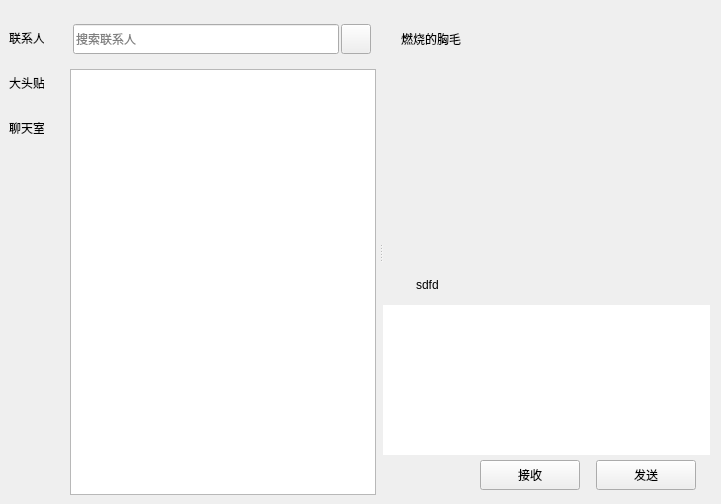
Above: Resource/Skin/ChatWgt.ui from CNGoSeI/IMClient before the change. Below: the same form after it.
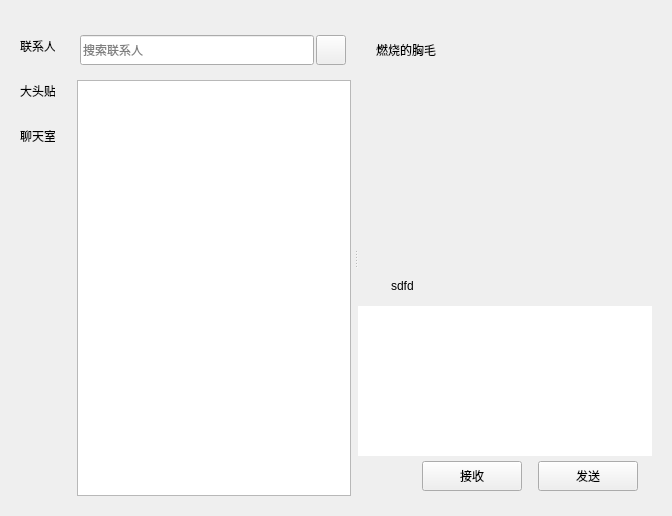
That is the form after the change. Icons and pictures are not drawn. Custom widgets are drawn as their Qt base class.

What changed in the file:
```diff
--- a/Resource/Skin/ChatWgt.ui
+++ b/Resource/Skin/ChatWgt.ui
@@ -6,8 +6,8 @@
    <rect>
     <x>0</x>
     <y>0</y>
-    <width>721</width>
-    <height>504</height>
+    <width>672</width>
+    <height>516</height>
    </rect>
   </property>
   <property name="windowTitle">
@@ -17,17 +17,20 @@
    <double>1.000000000000000</double>
   </property>
   <layout class="QHBoxLayout" name="horizontalLayout_6">
+   <item>
+    <widget class="QWidget" name="widget_3" native="true">
+     <layout class="QHBoxLayout" name="horizontalLayout_8">
    <property name="spacing">
     <number>0</number>
    </property>
    <property name="leftMargin">
-    <number>4</number>
+       <number>0</number>
    </property>
    <property name="topMargin">
     <number>0</number>
    </property>
    <property name="rightMargin">
-    <number>2</number>
+       <number>0</number>
    </property>
    <property name="bottomMargin">
     <number>0</number>
@@ -54,11 +57,17 @@
      </property>
      <layout class="QVBoxLayout" name="verticalLayout_4">
       <property name="leftMargin">
-       <number>2</number>
+          <number>6</number>
+         </property>
+         <property name="topMargin">
+          <number>6</number>
       </property>
       <property name="rightMargin">
        <number>0</number>
       </property>
+         <property name="bottomMargin">
+          <number>6</number>
+         </property>
       <item>
        <widget class="QWidget" name="widget_2" native="true">
         <property name="sizePolicy">
@@ -714,6 +723,9 @@
           </item>
          </layout>
         </widget>
+          </widget>
+         </item>
+        </layout>
        </widget>
       </item>
      </layout>
```
Lines whose indentation alone changed are shown as unchanged.
